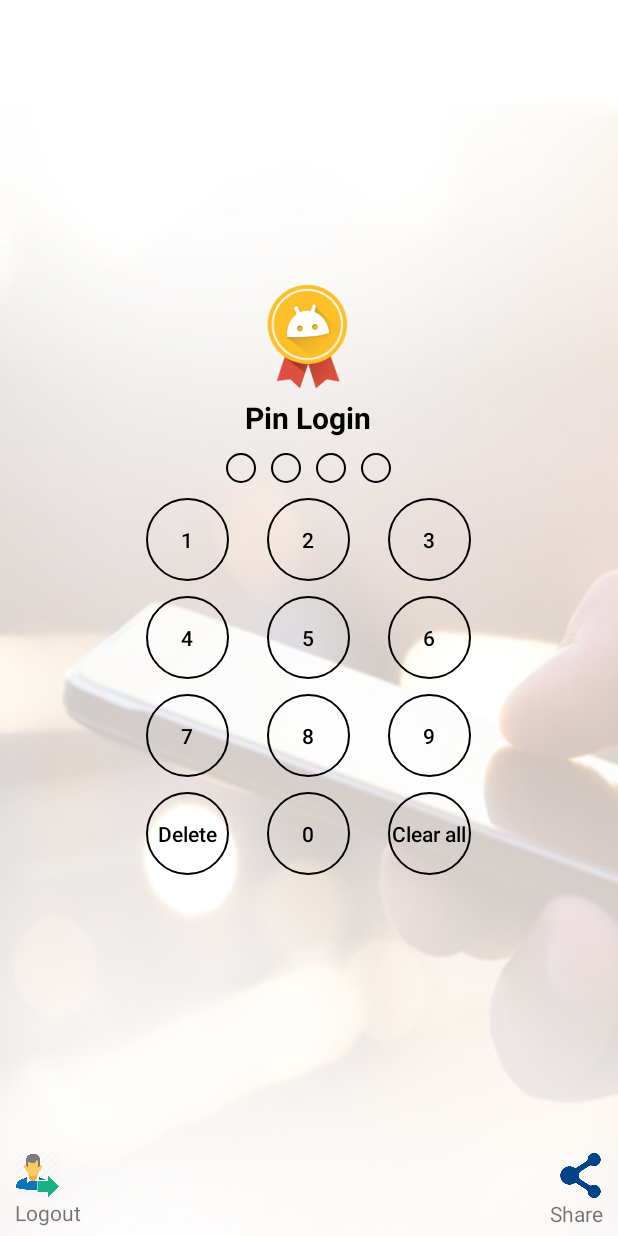
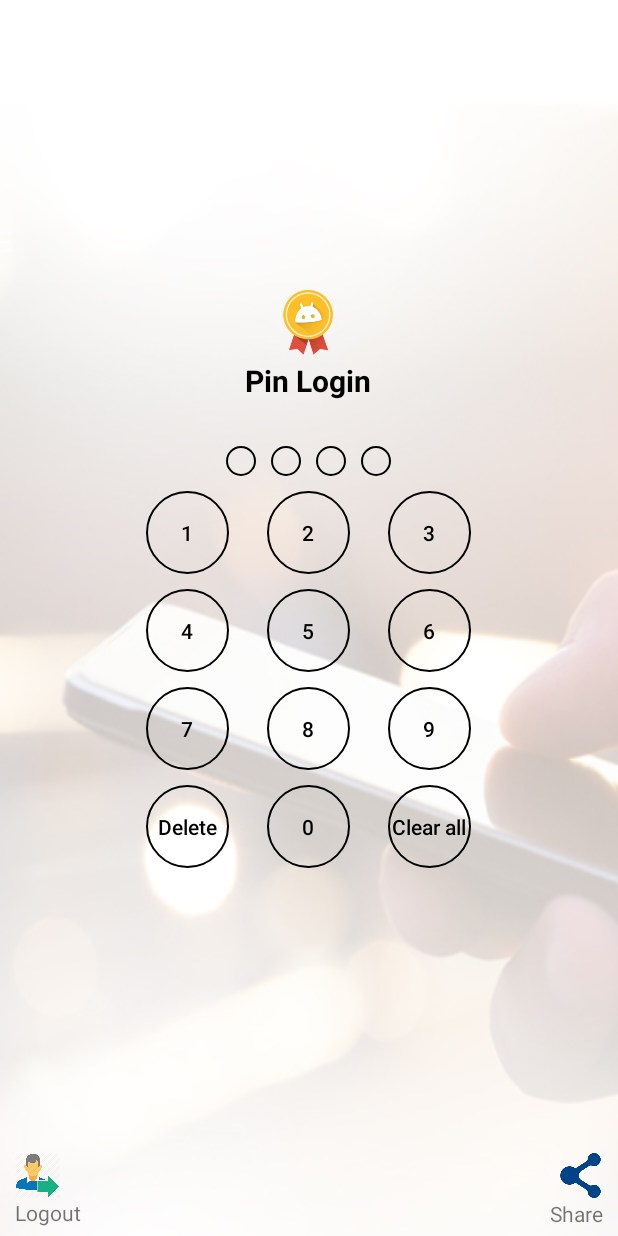
Before and after one commit to Vishnuneelancheri/PinLogin, an Android app: the screen it shows after launch (PinLoginActivity), on a phone screen of 412 x 824 dp. Run offline under Robolectric (Android 15) with nearby library versions, the phone set to English and light mode, and no system bars.

```diff
--- a/app/src/main/java/vishnu/android/pinlogin/PinLoginActivity.java
+++ b/app/src/main/java/vishnu/android/pinlogin/PinLoginActivity.java
@@ -13,8 +13,7 @@ import java.util.Arrays;
 public class PinLoginActivity extends AppCompatActivity implements View.OnClickListener{
     private Button btnShwPassFirst,btnShwPassSecond, btnShwPassThird, btnShwPassFourth;
     private int counter = 0;
-    private Button[] btnArray ;
-    private Button[] btnOthersArray;
+    private Button[] btnArray, btnOthersArray ;
     @Override
     protected void onCreate(Bundle savedInstanceState) {
         super.onCreate(savedInstanceState);
@@ -123,9 +122,7 @@ public class PinLoginActivity extends AppCompatActivity implements View.OnClickL
                             btnShwPassSecond.setBackgroundResource(R.drawable.empty_password);
                             btnShwPassThird.setBackgroundResource(R.drawable.empty_password);
                             btnShwPassFourth.setBackgroundResource(R.drawable.empty_password);
-
                     }
-
             }
         }
     }
--- a/app/src/main/res/layout/activity_pin_login.xml
+++ b/app/src/main/res/layout/activity_pin_login.xml
@@ -71,12 +71,9 @@
             <ImageView
                 android:contentDescription="@string/app_logo"
                 android:src="@drawable/logo"
-                android:layout_width="80dp"
-                android:layout_height="80dp"
+                android:layout_width="50dp"
+                android:layout_height="50dp"
                 android:layout_gravity="center_horizontal"/>
-
-
-
             <TextView
                 android:id="@+id/txt_app_name"
                 android:layout_width="wrap_content"
@@ -85,7 +82,7 @@
                 android:textSize="20sp"
                 android:textStyle="bold"
                 android:textColor="@color/black"
-                android:layout_marginBottom="10dp"
+                android:layout_marginBottom="30dp"
                 android:layout_gravity="center_horizontal"/>
             <RelativeLayout
                 android:id="@+id/relative_show_pwd"
```
